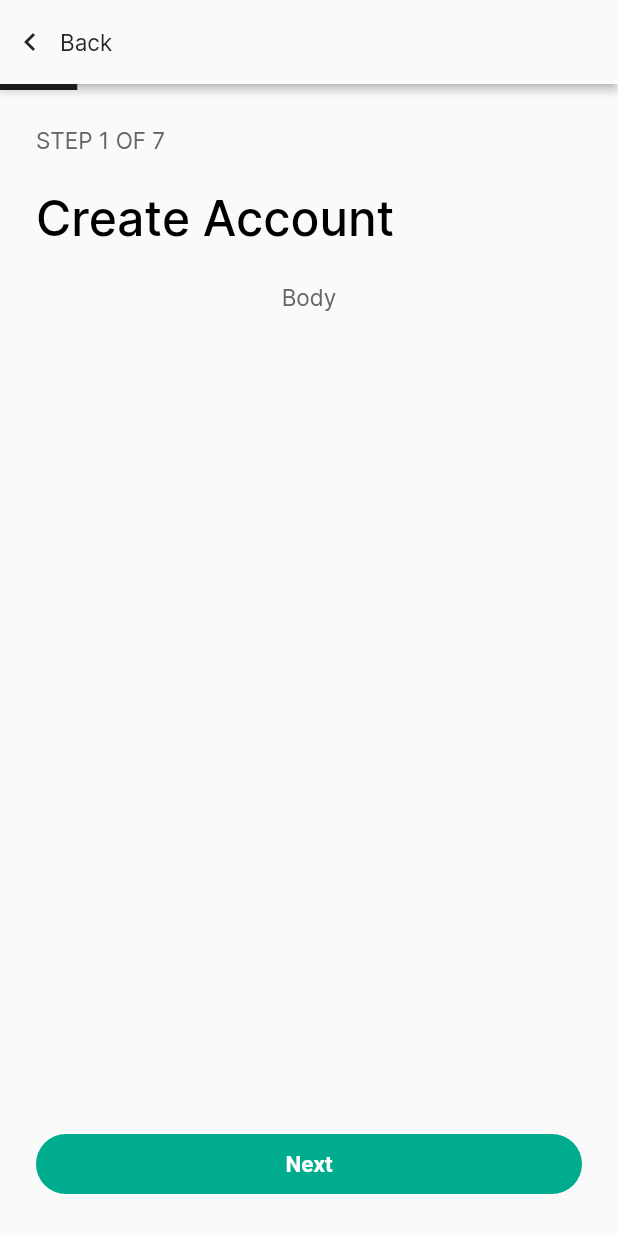
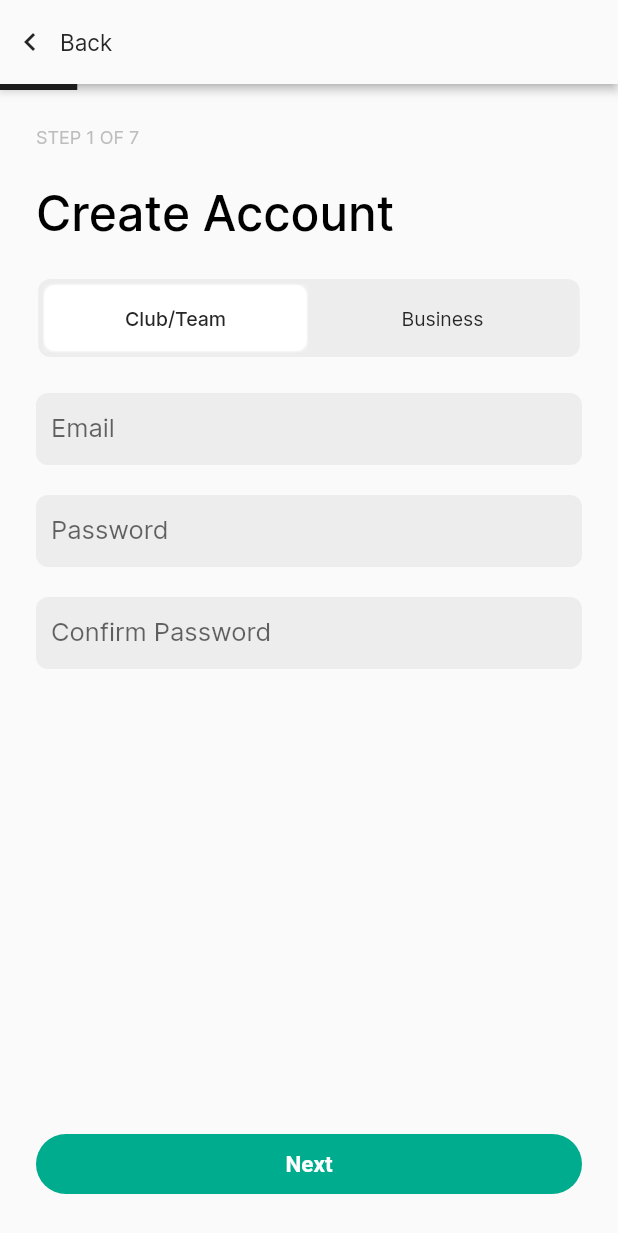
Before and after one commit to linx-app/linx-app, a Flutter app: the screen it shows after launch, after a tap on "Sign Up", on a phone screen of 412 x 824 dp. Shown: the top 1233 px of the screen. Run offline on Flutter 3.47's test engine with Material 2 defaults, Android fonts, the phone set to English and light mode, and no system bars; our stand-ins replace firebase_core, flutter_riverpod; accounts and stored records are empty.

Commit message:
Complete sign up screen layout

```diff
--- /dev/null
+++ b/lib/common/linx_text_field.dart
@@ -0,0 +1,45 @@
+import 'package:flutter/material.dart';
+import 'package:linx/constants/colors.dart';
+
+class LinxTextField extends StatelessWidget {
+  final String label;
+  final double _textFieldCornerRadius = 8.0;
+  final double _textFieldInputPadding = 10.0;
+  final double _textSize = 17.0;
+
+  const LinxTextField({super.key, required this.label});
+
+  @override
+  Widget build(BuildContext context) {
+    return TextField(
+      decoration: InputDecoration(
+        labelText: label,
+        labelStyle: _hintTextStyle(),
+        enabledBorder: OutlineInputBorder(
+          borderSide: const BorderSide(color: LinxColors.transparent),
+          borderRadius:
+              BorderRadius.all(Radius.circular(_textFieldCornerRadius)),
+        ),
+        focusColor: LinxColors.black_5,
+        fillColor: LinxColors.black_5,
+        filled: true,
+        contentPadding: EdgeInsets.all(_textFieldInputPadding),
+      ),
+      showCursor: true,
+      cursorColor: LinxColors.grey,
+      style: _inputTextStyle(),
+    );
+  }
+
+  TextStyle _hintTextStyle() => TextStyle(
+        fontWeight: FontWeight.w400,
+        fontSize: _textSize,
+        color: LinxColors.black_60,
+      );
+
+  TextStyle _inputTextStyle() => TextStyle(
+        fontWeight: FontWeight.w400,
+        fontSize: _textSize,
+        color: LinxColors.black_80, // Todo: consult color with Kiera
+      );
+}
--- a/lib/common/onboarding_screen.dart
+++ b/lib/common/onboarding_screen.dart
@@ -1,12 +1,13 @@
 import 'package:flutter/material.dart';
 import 'package:flutter_riverpod/flutter_riverpod.dart';
 import 'package:linx/common/base_scaffold.dart';
+import 'package:linx/common/buttons/back_button.dart';
 import 'package:linx/common/buttons/rounded_button.dart';
 import 'package:linx/constants/colors.dart';
 import 'package:linx/constants/text.dart';
+import 'package:linx/features/authentication/domain/models/user_type.dart';
+import 'package:linx/features/authentication/ui/signup_screen.dart';
 import 'package:linx/utils/ui_extensions.dart';
-
-import 'buttons/back_button.dart';
 
 final onboardingProgressStateProvider = StateProvider((ref) => 1);
 
@@ -17,6 +18,10 @@ class OnboardingScreen extends ConsumerWidget {
   final bool isStepRequired;
   final double _stepWeight = 1 / 8;
   final String stepTitle;
+  final TextStyle _onboardingStepTextStyle = const TextStyle(
+      fontSize: 12.0,
+      fontWeight: FontWeight.w400,
+      color: LinxColors.onboardingStepGrey);
 
   const OnboardingScreen({
     super.key,
@@ -29,6 +34,7 @@ class OnboardingScreen extends ConsumerWidget {
 
   @override
   Widget build(BuildContext context, WidgetRef ref) {
+    int totalSteps = getTotalSteps(ref.watch(userTypeToggleStateProvider));
     int step = ref.watch(onboardingProgressStateProvider);
     EdgeInsets padding =
         const EdgeInsets.symmetric(horizontal: 24.0, vertical: 24.0);
@@ -41,13 +47,7 @@ class OnboardingScreen extends ConsumerWidget {
             height: 56.0,
             child: Material(
               elevation: 2.5,
-              child: Row(
-                children: [
-                  LinxBackButton(
-                    onPressed: onBackPressed,
-                  ),
-                ],
-              ),
+              child: Row(children: [LinxBackButton(onPressed: onBackPressed)]),
             ),
           ),
           LinearProgressIndicator(
@@ -55,17 +55,26 @@ class OnboardingScreen extends ConsumerWidget {
             color: LinxColors.progressGrey,
             backgroundColor: LinxColors.transparent,
           ),
+          Expanded(
+            flex: 1,
+            child: SingleChildScrollView(
+              child: Column(
+                children: [
                   Container(
                     width: context.width(),
                     padding: padding,
-            child: _getStepCount(step: step),
+                    child: _getStepCount(step: step, totalSteps: totalSteps),
                   ),
                   Container(
                     width: context.width(),
                     padding: const EdgeInsets.fromLTRB(24.0, 0.0, 24.0, 24.0),
                     child: _getStepTitle(),
                   ),
-          Expanded(flex: 1, child: body),
+                  body,
+                ],
+              ),
+            ),
+          ),
           Container(
             padding: padding,
             child: RoundedButton(
@@ -79,6 +88,14 @@ class OnboardingScreen extends ConsumerWidget {
     );
   }
 
+  int getTotalSteps(UserType type) {
+    if (type == UserType.club) {
+      return 7;
+    } else {
+      return 6;
+    }
+  }
+
   Text _getStepTitle() {
     return Text(
       stepTitle,
@@ -86,17 +103,16 @@ class OnboardingScreen extends ConsumerWidget {
     );
   }
 
-  Text _getStepCount({required int step}) {
+  Text _getStepCount({required int step, required int totalSteps}) {
     if (isStepRequired) {
       return Text(
-        "STEP $step OF 7",
-        style: LinxTextStyles.regular,
-        textAlign: TextAlign.left,
+        "STEP $step OF $totalSteps",
+        style: _onboardingStepTextStyle,
       );
     } else {
       return Text(
-        "STEP $step OF 7 (OPTIONAL)",
-        style: LinxTextStyles.regular,
+        "STEP $step OF $totalSteps (OPTIONAL)",
+        style: _onboardingStepTextStyle,
       );
     }
   }
--- a/lib/constants/colors.dart
+++ b/lib/constants/colors.dart
@@ -23,14 +23,18 @@ abstract class LinxColors {
   static const Color stroke = Color(0xFFDFDFDF);
 
   static const Color black = Colors.black;
+  static const Color black_4 = Color(0x0A000000);
   static const Color black_5 = Color(0x0D000000);
+  static const Color black_8 = Color(0x14000000);
   static const Color black_60 = Color(0x99000000);
+  static const Color black_80 = Color(0xCC000000);
 
   static const Color grey = Color(0xFF666666);
   static const Color backButtonGrey = Color(0xFF262626);
   static const Color subtitleGrey = Color(0xFF333333);
   static const Color buttonGrey = Color(0xFFEAEAEA);
   static const Color progressGrey = Color(0xFF1C1C1C);
+  static const Color onboardingStepGrey = Color(0xFFBDBDBD);
 
   static const Color transparent = Colors.transparent;
 }
--- /dev/null
+++ b/lib/features/authentication/domain/models/user_type.dart
@@ -0,0 +1,4 @@
+enum UserType {
+  club,
+  business
+}
--- a/lib/features/authentication/ui/landing_screen.dart
+++ b/lib/features/authentication/ui/landing_screen.dart
@@ -63,7 +63,7 @@ class LandingScreen extends ConsumerWidget {
   void onSignUpPressed(BuildContext context) {
     Navigator.push(
       context,
-      MaterialPageRoute(builder: (context) => const SignUpScreen()),
+      MaterialPageRoute(builder: (context) => SignUpScreen()),
     );
   }
 }
--- a/lib/features/authentication/ui/signup_screen.dart
+++ b/lib/features/authentication/ui/signup_screen.dart
@@ -1,23 +1,153 @@
 import 'package:flutter/material.dart';
 import 'package:flutter_riverpod/flutter_riverpod.dart';
+import 'package:linx/common/linx_text_field.dart';
 import 'package:linx/common/onboarding_screen.dart';
+import 'package:linx/constants/colors.dart';
+import 'package:linx/utils/ui_extensions.dart';
+
+import '../domain/models/user_type.dart';
+
+const double _doubleWidthPadding = 58.0;
+
+final userTypeToggleStateProvider = StateProvider((ref) => UserType.club);
+
+final _userTypeToggleStateListProvider = Provider<List<bool>>((ref) {
+  final userType = ref.watch(userTypeToggleStateProvider);
+  if (userType == UserType.club) {
+    return <bool>[true, false];
+  } else {
+    return <bool>[false, true];
+  }
+});
 
 class SignUpScreen extends ConsumerWidget {
-  const SignUpScreen({super.key});
+  SignUpScreen({super.key});
+
+  final List<Widget> _userTypeTexts = <Widget>[
+    const _UserToggleButton(label: "Club/Team", index: 0),
+    const _UserToggleButton(label: "Business", index: 1),
+  ];
 
   @override
   Widget build(BuildContext context, WidgetRef ref) {
     return OnboardingScreen(
       stepTitle: "Create Account",
-      onBackPressed: () { onBackPressed(context); },
-      onNextPressed: () { onNextPressed(context); },
-      body: const Text("Body"),
+      onBackPressed: () {
+        _onBackPressed(context);
+      },
+      onNextPressed: () {
+        _onNextPressed(context);
+      },
+      body: Column(
+        children: [
+          Container(
+            padding: const EdgeInsets.all(2.0),
+            decoration: const BoxDecoration(
+              color: LinxColors.black_5,
+              borderRadius: BorderRadius.all(Radius.circular(8.0)),
+            ),
+            child: ToggleButtons(
+              borderColor: LinxColors.transparent,
+              selectedBorderColor: LinxColors.transparent,
+              splashColor: LinxColors.transparent,
+              isSelected: ref.watch(_userTypeToggleStateListProvider),
+              constraints: BoxConstraints(
+                minHeight: 10.0,
+                minWidth: (context.width() - 58.0) / 2,
+              ),
+              onPressed: (int index) {
+                _onUserToggledPressed(index, ref);
+              },
+              children: _userTypeTexts,
+            ),
+          ),
+          Container(
+            padding: const EdgeInsets.fromLTRB(24.0, 24.0, 24.0, 10.0),
+            child: const LinxTextField(label: "Email"),
+          ),
+          Container(
+            padding:
+                const EdgeInsets.symmetric(horizontal: 24.0, vertical: 10.0),
+            child: const LinxTextField(label: "Password"),
+          ),
+          Container(
+            padding:
+                const EdgeInsets.symmetric(horizontal: 24.0, vertical: 10.0),
+            child: const LinxTextField(label: "Confirm Password"),
+          ),
+        ],
+      ),
     );
   }
 
-  void onBackPressed(BuildContext context) {
+  void _onUserToggledPressed(int index, WidgetRef ref) {
+    ref.read(userTypeToggleStateProvider.notifier).state = UserType.values[index];
+  }
+
+  void _onBackPressed(BuildContext context) {
     Navigator.pop(context);
   }
 
-  void onNextPressed(BuildContext context) {}
+  void _onNextPressed(BuildContext context) {}
 }
+
+class _UserToggleButton extends ConsumerWidget {
+  final String label;
+  final int index;
+  final double _buttonRadius = 8.0;
+  final double _buttonMinHeight = 10.0;
+  final TextStyle _selectedTextStyle = const TextStyle(
+    fontSize: 13.0,
+    fontWeight: FontWeight.w500,
+    color: LinxColors.backButtonGrey,
+  );
+  final TextStyle _unselectedTextStyle = const TextStyle(
+    fontSize: 13.0,
+    fontWeight: FontWeight.w400,
+    color: LinxColors.backButtonGrey,
+  );
+
+  const _UserToggleButton({
+    required this.label,
+    required this.index,
+  });
+
+  @override
+  Widget build(BuildContext context, WidgetRef ref) {
+    double buttonMinWidth = (context.width() - _doubleWidthPadding) / 2;
+    bool isSelected = ref.watch(userTypeToggleStateProvider).index == index;
+    TextStyle style;
+    Color backgroundColor;
+    BoxBorder? border;
+
+    if (isSelected) {
+      style = _selectedTextStyle;
+      backgroundColor = LinxColors.white;
+      border = const Border.fromBorderSide(
+        BorderSide(color: LinxColors.black_4),
+      );
+    } else {
+      style = _unselectedTextStyle;
+      backgroundColor = LinxColors.transparent;
+    }
+
+    return Container(
+      decoration: BoxDecoration(
+        color: backgroundColor,
+        border: border,
+        borderRadius: BorderRadius.all(Radius.circular(_buttonRadius)),
+      ),
+      constraints: BoxConstraints(
+        minHeight: _buttonMinHeight,
+        minWidth: buttonMinWidth,
+      ),
+      child: Center(
+        child: Text(
+          label,
+          textAlign: TextAlign.center,
+          style: style,
+        ),
+      ),
+    );
+  }
+}
```
Lines whose indentation alone changed are shown as unchanged.
